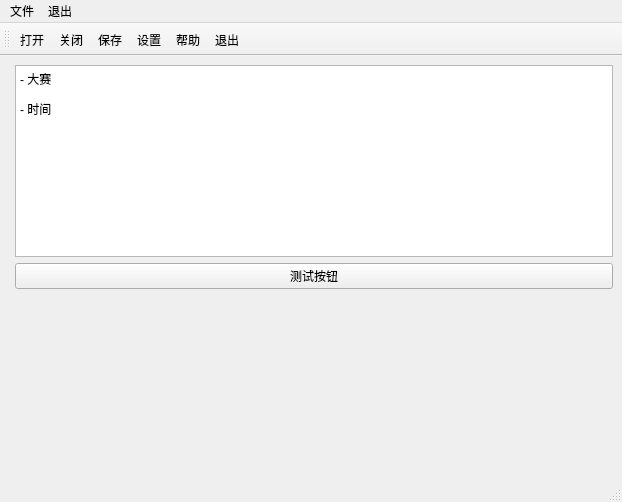
Qt form Qt_UI/test.ui (sltlala/PyQt5-demo) before a commit.
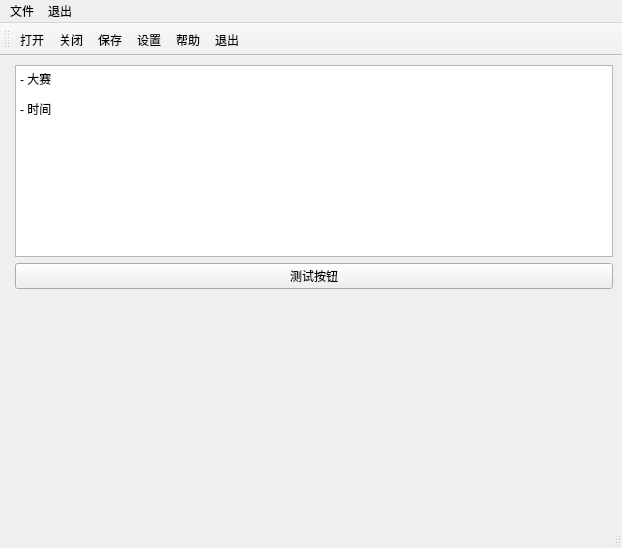
The same form after that commit. Icons and pictures are not drawn.

Diff of the .ui file:
```diff
--- a/Qt_UI/test.ui
+++ b/Qt_UI/test.ui
@@ -10,7 +10,7 @@
     <x>0</x>
     <y>0</y>
     <width>622</width>
-    <height>502</height>
+    <height>548</height>
    </rect>
   </property>
   <property name="sizePolicy">
```
